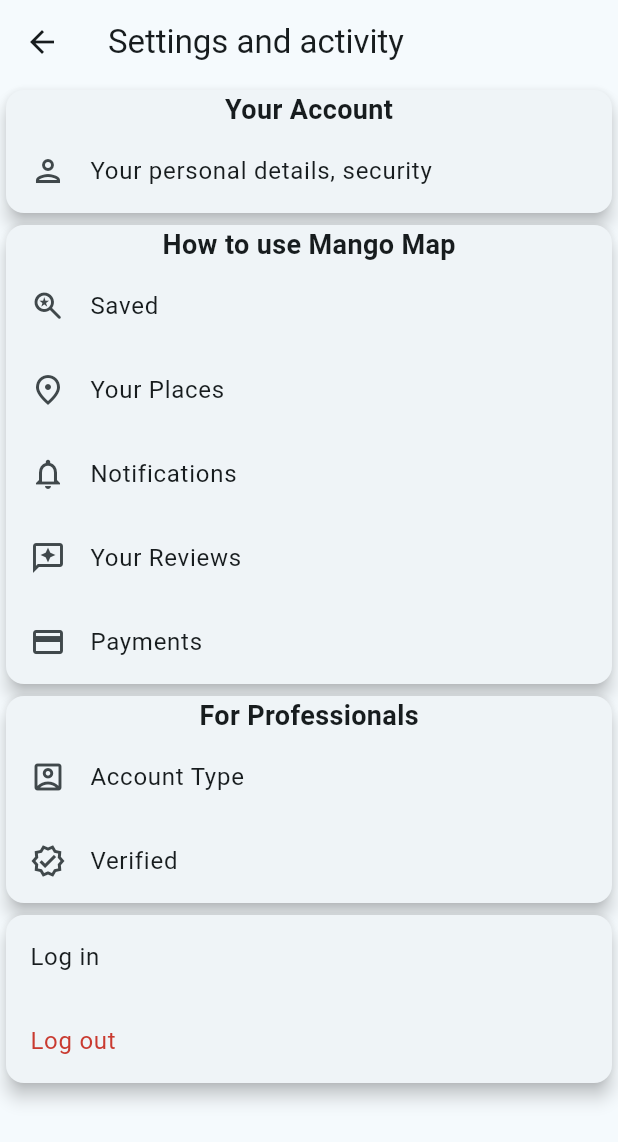
After one commit to SajithAnuradha/Mango-Map, a Flutter app: the screen it shows after launch, after a tap on "Go to Setting Page", on a phone screen of 412 x 824 dp. The commit adds this screen. Shown: the top 1142 px of the screen. Run offline on Flutter 3.47's test engine with Material 3 defaults, Android fonts, the phone set to English and light mode, and no system bars.

Commit message:
Add button to navigate to Settings page & Create setting page without search

```diff
--- a/frontend/lib/main.dart
+++ b/frontend/lib/main.dart
@@ -1,4 +1,5 @@
 import 'package:flutter/material.dart';
+import 'setting.dart';
 
 void main() {
   runApp(const MongoMap());
@@ -96,6 +97,17 @@
               'Settings',
               style: Theme.of(context).textTheme.headlineMedium,
             ),
+            ElevatedButton(
+              onPressed: () {
+                Navigator.push(
+                  context,
+                  MaterialPageRoute(
+                      builder: (context) =>
+                          const Setting(title: 'Settings and activity')),
+                );
+              },
+              child: const Text('Go to Setting Page'),
+            ),
           ],
         ),
       ),
--- /dev/null
+++ b/frontend/lib/setting.dart
@@ -0,0 +1,118 @@
+import 'package:flutter/material.dart';
+
+class Setting extends StatefulWidget {
+  const Setting({super.key, required this.title});
+
+  final String title;
+
+  @override
+  State<Setting> createState() => _SettingState();
+}
+
+class _SettingState extends State<Setting> {
+  @override
+  Widget build(BuildContext context) {
+    return Scaffold(
+      appBar: AppBar(
+        title: Text(widget.title),
+      ),
+      body: const Align(
+        alignment: Alignment.topLeft,
+        child: Column(
+          children: <Widget>[
+            // Card(
+            //   elevation: 5.0,
+            //   child: TextField(
+            //     decoration: InputDecoration(
+            //       hintText: 'Search',
+            //       prefixIcon: Icon(Icons.search),
+            //     ),
+            //   ),
+            // ),
+            Card(
+              elevation: 5.0,
+              child: Column(
+                children: [
+                  Text(
+                    'Your Account',
+                    style: TextStyle(fontSize: 18, fontWeight: FontWeight.bold),
+                  ),
+                  ListTile(
+                    leading: Icon(Icons.person_outlined),
+                    title: Text('Your personal details, security'),
+                  ),
+                ],
+              ),
+            ),
+            Card(
+              elevation: 5.0,
+              child: Column(
+                children: [
+                  Text(
+                    'How to use Mango Map',
+                    style: TextStyle(fontSize: 18, fontWeight: FontWeight.bold),
+                  ),
+                  ListTile(
+                    leading: Icon(Icons.saved_search_rounded),
+                    title: Text('Saved'),
+                  ),
+                  ListTile(
+                    leading: Icon(Icons.place_outlined),
+                    title: Text('Your Places'),
+                  ),
+                  ListTile(
+                    leading: Icon(Icons.notifications_outlined),
+                    title: Text('Notifications'),
+                  ),
+                  ListTile(
+                    leading: Icon(Icons.reviews_outlined),
+                    title: Text('Your Reviews'),
+                  ),
+                  ListTile(
+                    leading: Icon(Icons.payment),
+                    title: Text('Payments'),
+                  ),
+                ],
+              ),
+            ),
+            Card(
+              elevation: 5.0,
+              child: Column(
+                children: [
+                  Text(
+                    'For Professionals',
+                    style: TextStyle(fontSize: 18, fontWeight: FontWeight.bold),
+                  ),
+                  ListTile(
+                    leading: Icon(Icons.account_box_outlined),
+                    title: Text('Account Type'),
+                  ),
+                  ListTile(
+                    leading: Icon(Icons.verified_outlined),
+                    title: Text('Verified'),
+                  ),
+                ],
+              ),
+            ),
+            Card(
+              elevation: 5.0,
+              child: Column(
+                children: [
+                  ListTile(
+                    title: Text('Log in'),
+                  ),
+                  ListTile(
+                    title: Text(
+                      'Log out',
+                      style: TextStyle(color: Color.fromARGB(255, 201, 58, 48)),
+                    ),
+                  ),
+                ],
+              ),
+            ),
+          ],
+        ),
+      ),
+    );
+  }
+}
```
